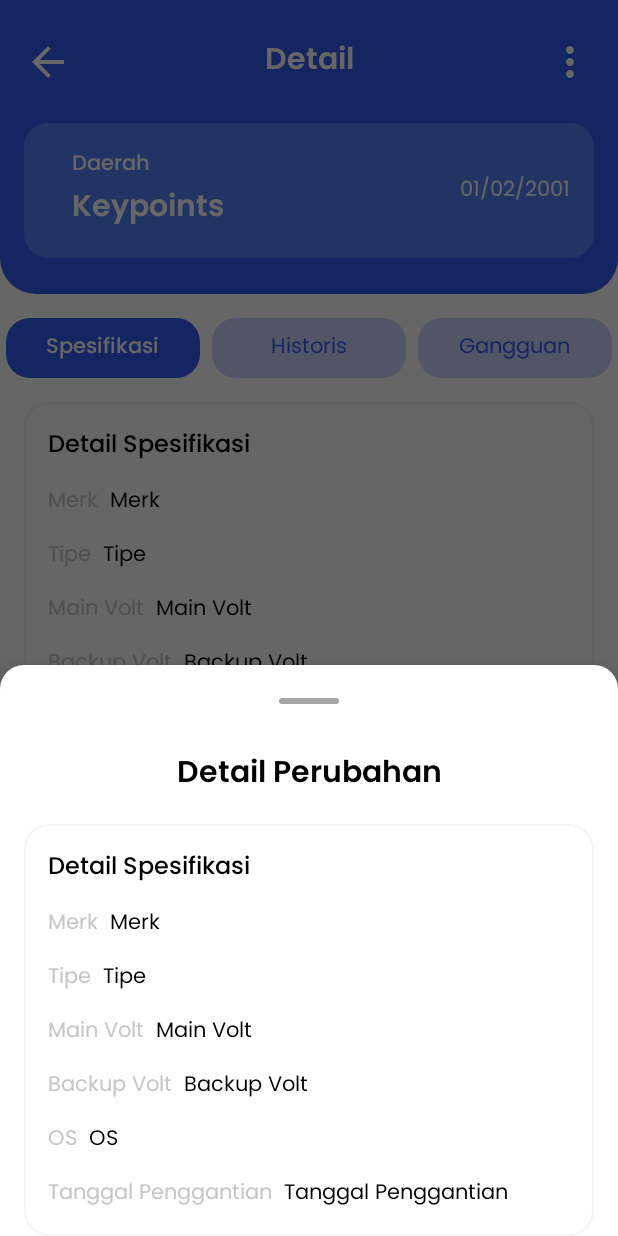
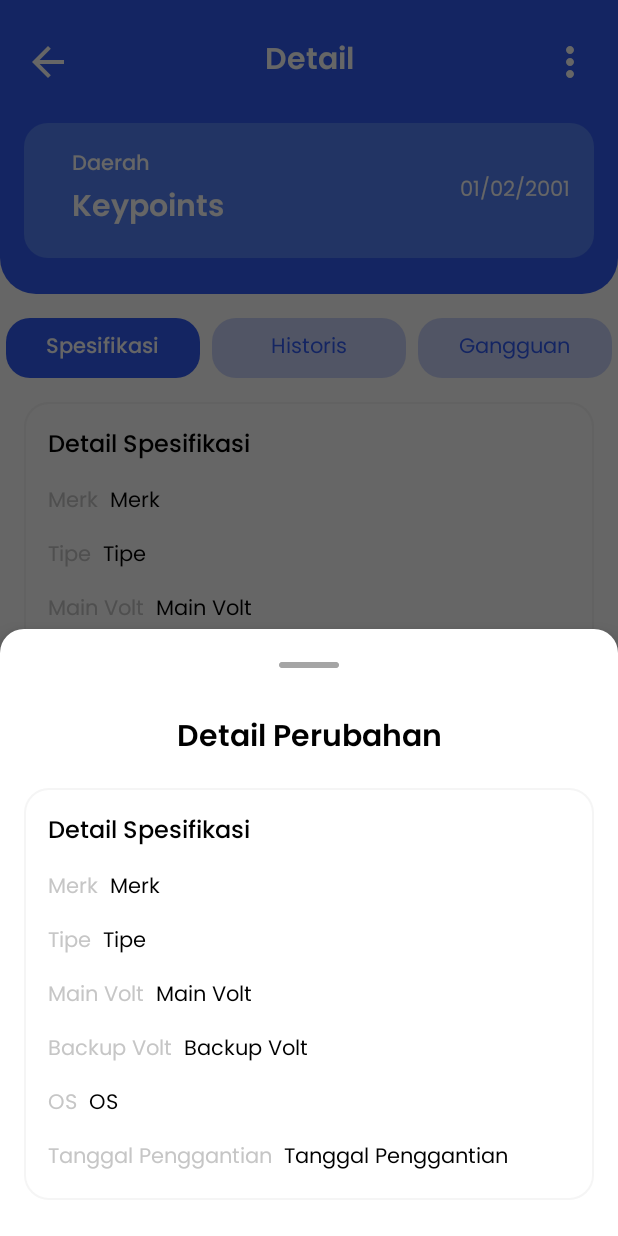
Before and after one commit to krsx/metric-app, an Android app: the fragment DetailHistorySpecScadatelFragment placed in its activity, on a phone screen of 412 x 824 dp. Run offline under Robolectric (Android 15) with nearby library versions, the phone set to English and light mode, and no system bars; our stand-ins replace Dagger/Hilt's generated code; 3 statements that could not run were skipped.

Commit message:
fix: minor fix style in  bottom sheet dialog history detail :hammer:

```diff
--- a/app/src/main/res/layout/fragment_detail_history_spec_gi_gh.xml
+++ b/app/src/main/res/layout/fragment_detail_history_spec_gi_gh.xml
@@ -500,7 +500,7 @@
                 android:layout_marginStart="16dp"
                 android:layout_marginTop="16dp"
                 android:layout_marginEnd="16dp"
-                android:layout_marginBottom="32dp"
+                android:layout_marginBottom="24dp"
                 android:background="@drawable/custom_card_rounded"
                 android:padding="16dp"
                 app:layout_constraintBottom_toBottomOf="parent"
--- a/app/src/main/res/layout/fragment_detail_history_spec_lbs_rec.xml
+++ b/app/src/main/res/layout/fragment_detail_history_spec_lbs_rec.xml
@@ -502,6 +502,10 @@
                 android:id="@+id/constraintLayout10"
                 android:layout_width="match_parent"
                 android:layout_height="wrap_content"
+                android:layout_marginStart="16dp"
+                android:layout_marginTop="16dp"
+                android:layout_marginEnd="24dp"
+                android:layout_marginBottom="24dp"
                 android:background="@drawable/custom_card_rounded"
                 android:padding="16dp"
                 app:layout_constraintBottom_toBottomOf="parent"
--- a/app/src/main/res/layout/fragment_detail_history_spec_scadatel.xml
+++ b/app/src/main/res/layout/fragment_detail_history_spec_scadatel.xml
@@ -20,8 +20,10 @@
             android:layout_height="wrap_content"
             android:layout_marginStart="16dp"
             android:layout_marginEnd="16dp"
+            android:layout_marginBottom="24dp"
             android:background="@drawable/custom_card_rounded"
             android:padding="16dp"
+            app:layout_constraintBottom_toBottomOf="parent"
             app:layout_constraintEnd_toEndOf="parent"
             app:layout_constraintStart_toStartOf="parent"
             app:layout_constraintTop_toTopOf="parent">
```
